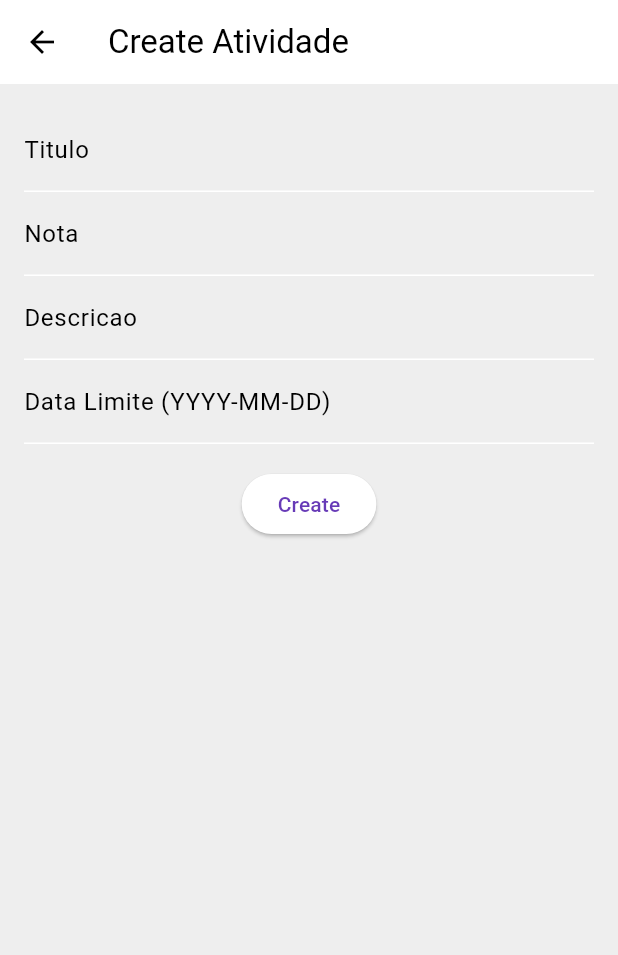
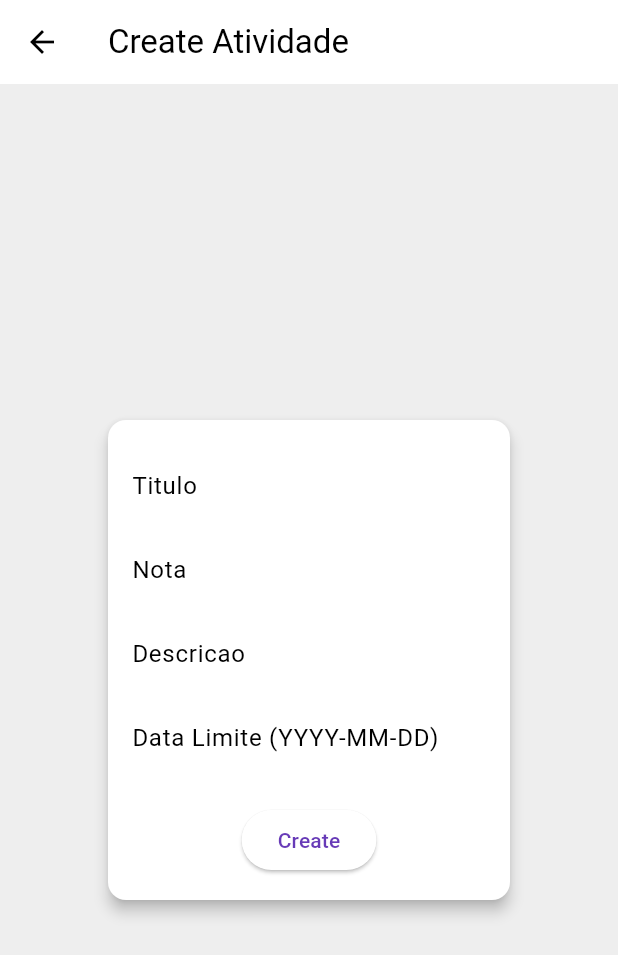
Before and after one commit to KozielGPC/opt120, a Flutter app: the AtividadesScreen screen opened directly, on a phone screen of 412 x 824 dp. Shown: the top 955 px of the screen. Run offline on Flutter 3.47's test engine with Material 3 defaults, Android fonts, the phone set to English and light mode, and no system bars.

Commit message:
feat: update the atividades card creation

```diff
--- a/app/lib/atividades_screen.dart
+++ b/app/lib/atividades_screen.dart
@@ -17,9 +17,16 @@ class _AtividadesScreenState extends State<AtividadesScreen> {
         appBar: AppBar(
           title: Text('Create Atividade'),
         ),
-      body: Padding(
+        body: Center(
+            child: ConstrainedBox(
+                constraints: BoxConstraints(maxWidth: 300),
+                child: Card(
+                  margin: EdgeInsets.all(16),
+                  elevation: 4,
+                  child: Padding(
                     padding: const EdgeInsets.all(16.0),
                     child: Column(
+                      mainAxisSize: MainAxisSize.min,
                       children: [
                         TextFormField(
                           controller: _tituloController,
@@ -36,7 +43,8 @@ class _AtividadesScreenState extends State<AtividadesScreen> {
                         ),
                         TextFormField(
                           controller: _dataLimiteController,
-              decoration: InputDecoration(labelText: 'Data Limite (YYYY-MM-DD)'),
+                          decoration: InputDecoration(
+                              labelText: 'Data Limite (YYYY-MM-DD)'),
                         ),
                         SizedBox(height: 16),
                         ElevatedButton(
@@ -48,7 +56,7 @@ class _AtividadesScreenState extends State<AtividadesScreen> {
                       ],
                     ),
                   ),
-    );
+                ))));
   }
 
   void _createAtividade() {
```
Lines whose indentation alone changed are shown as unchanged.
